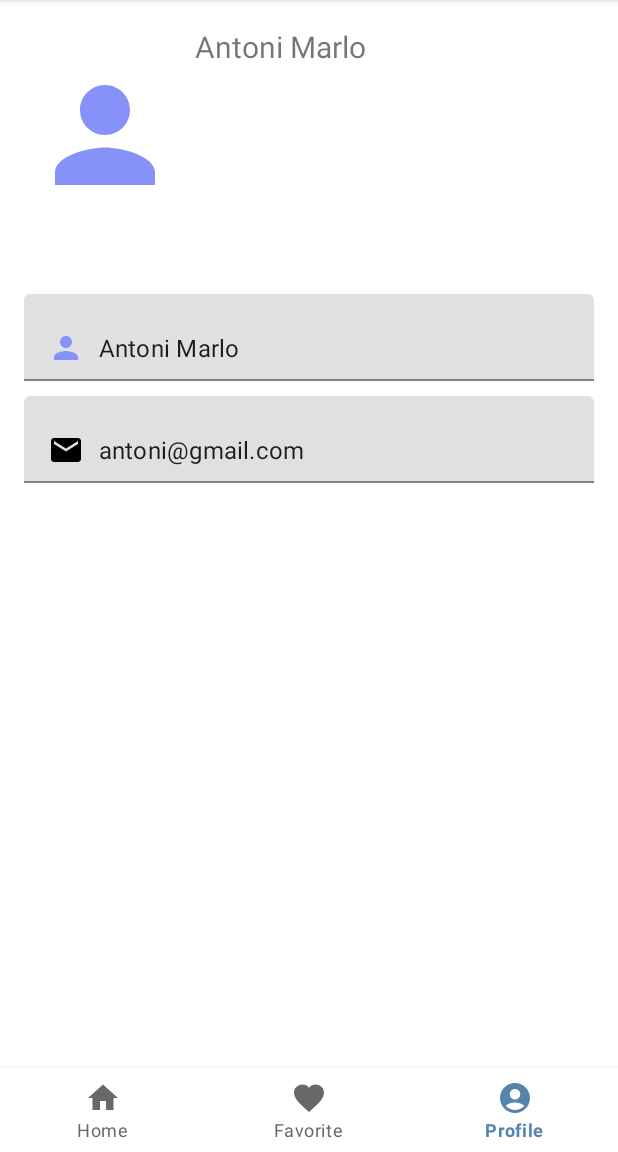
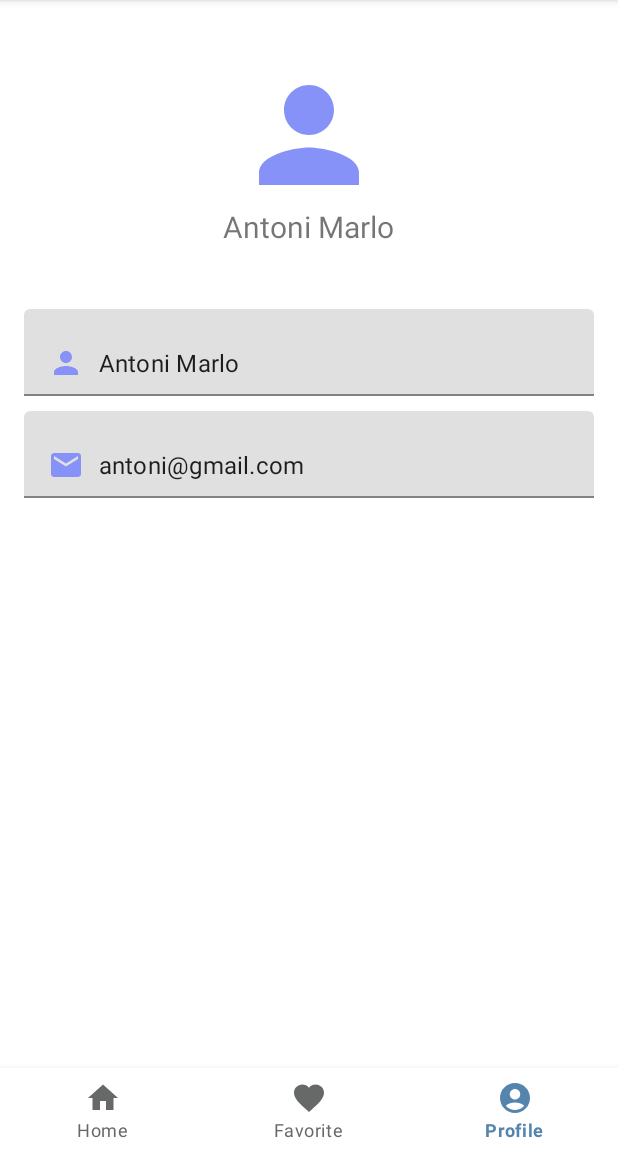
Before and after one commit to puanabidah/UTS_LAB_MPR, an Android app: the ProfileFragment screen opened through its navigation route, on a phone screen of 412 x 824 dp, the part 84-1236 px from its top. Run offline under Robolectric (Android 15) with nearby library versions, the phone set to English and light mode, and no system bars; our stand-ins replace navigation-ui.

Commit message:
add design profile page

```diff
--- a/app/src/main/res/drawable/ic_baseline_email_24.xml
+++ b/app/src/main/res/drawable/ic_baseline_email_24.xml
@@ -1,4 +1,4 @@
-<vector android:height="24dp" android:tint="#000000"
+<vector android:height="24dp" android:tint="#8692f7"
     android:viewportHeight="24" android:viewportWidth="24"
     android:width="24dp" xmlns:android="http://schemas.android.com/apk/res/android">
     <path android:fillColor="@android:color/white" android:pathData="M20,4L4,4c-1.1,0 -1.99,0.9 -1.99,2L2,18c0,1.1 0.9,2 2,2h16c1.1,0 2,-0.9 2,-2L22,6c0,-1.1 -0.9,-2 -2,-2zM20,8l-8,5 -8,-5L4,6l8,5 8,-5v2z"/>
--- a/app/src/main/res/layout/fragment_profile.xml
+++ b/app/src/main/res/layout/fragment_profile.xml
@@ -15,24 +15,24 @@
             android:layout_width="match_parent"
             android:layout_height="180dp"
             android:padding="20dp">
+
             <ImageView
                 android:id="@+id/image_profile"
                 android:layout_width="100dp"
                 android:layout_height="100dp"
-                android:layout_centerVertical="true"
-                android:src="@drawable/ic_baseline_person_24"/>
+                android:layout_centerInParent="true"
+                android:src="@drawable/ic_baseline_person_24" />
 
             <TextView
                 android:id="@+id/textViewFullname"
                 android:layout_width="wrap_content"
-                android:layout_height="match_parent"
+                android:layout_height="wrap_content"
+                android:layout_centerHorizontal="true"
+                android:layout_marginStart="5dp"
+                android:layout_marginTop="120dp"
+                android:includeFontPadding="false"
                 android:text="Antoni Marlo"
-                android:layout_centerVertical="true"
-                android:layout_marginStart="10dp"
-                android:layout_toEndOf="@+id/image_profile"
-                android:includeFontPadding="false"
-                android:textSize="20sp"/>
-
+                android:textSize="20sp" />
 
 
         </RelativeLayout>
@@ -43,30 +43,36 @@
             android:orientation="vertical"
             android:padding="16dp">
 
+            <Space
+                android:layout_width="match_parent"
+                android:layout_height="10dp" />
+
             <com.google.android.material.textfield.TextInputLayout
+                android:id="@+id/edittext_name"
                 android:layout_width="match_parent"
                 android:layout_height="wrap_content"
-                android:id="@+id/edittext_name"
                 android:layout_marginBottom="10dp">
+
                 <com.google.android.material.textfield.TextInputEditText
                     android:layout_width="match_parent"
                     android:layout_height="wrap_content"
                     android:drawableStart="@drawable/ic_baseline_person_24"
                     android:drawablePadding="10dp"
-                    android:text="Antoni Marlo"/>
+                    android:text="Antoni Marlo" />
             </com.google.android.material.textfield.TextInputLayout>
 
             <com.google.android.material.textfield.TextInputLayout
+                android:id="@+id/edittext_email"
                 android:layout_width="match_parent"
                 android:layout_height="wrap_content"
-                android:id="@+id/edittext_email"
                 android:layout_marginBottom="11dp">
+
                 <com.google.android.material.textfield.TextInputEditText
                     android:layout_width="match_parent"
                     android:layout_height="wrap_content"
                     android:drawableStart="@drawable/ic_baseline_email_24"
                     android:drawablePadding="10dp"
-                    android:text="antoni@gmail.com"/>
+                    android:text="antoni@gmail.com" />
             </com.google.android.material.textfield.TextInputLayout>
 
 
```
